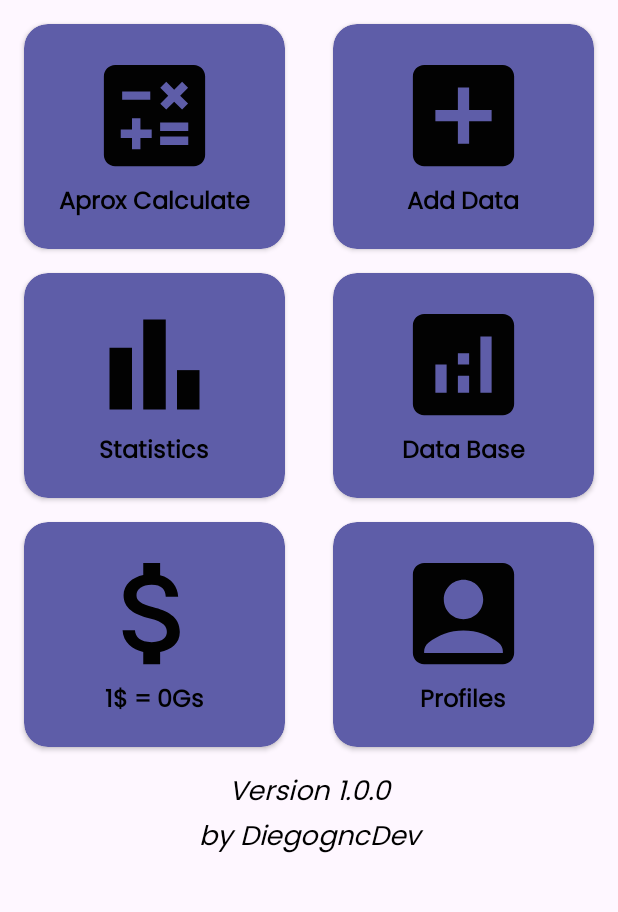
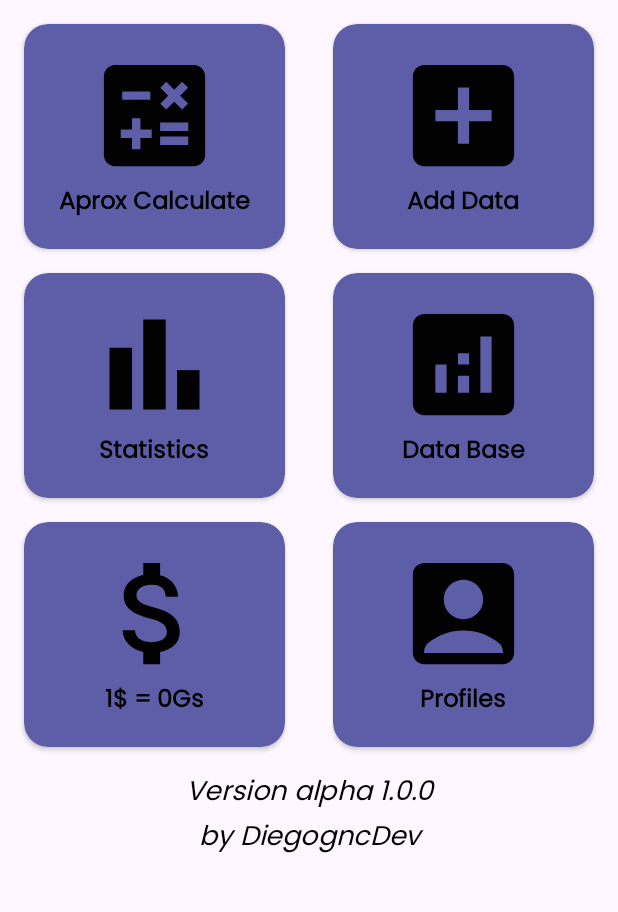
Before and after one commit to DiegogncDev/NegooxTools, an Android app: the screen it shows after launch (MainActivity), on a phone screen of 412 x 824 dp, the part 159-1071 px from its top. Run offline under Robolectric (Android 15) with nearby library versions, the phone set to English and light mode, and no system bars; network calls fail; 1 statement that could not run was skipped.

Commit message:
minimun changes and push

```diff
--- a/app/src/main/res/layout/activity_main.xml
+++ b/app/src/main/res/layout/activity_main.xml
@@ -305,7 +305,7 @@
         app:layout_constraintStart_toStartOf="parent"
         app:layout_constraintEnd_toEndOf="parent"
         app:layout_constraintTop_toBottomOf="@id/cvButtonDolarPrice"
-        android:text="Version 1.0.0"
+        android:text="Version alpha 1.0.0"
         android:gravity="center"
         android:textSize="18sp"
         android:textStyle="italic"
```
